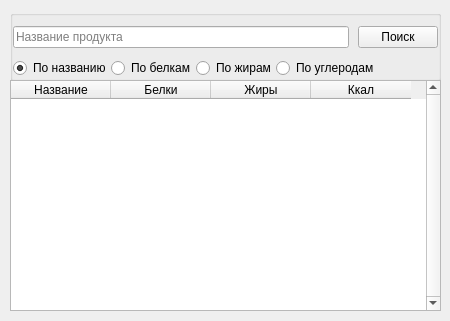
Old version of the form project/forms/Product_seach.ui in the repository Galoev/nutritionist-helper.
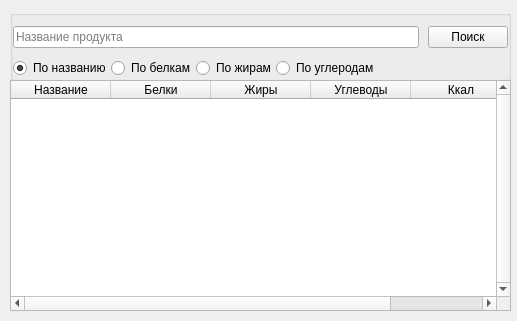
New version of the form.

Commit message: Сделаны формы рецептов и изменены формы поиска активностей и продуктов

```diff
--- a/project/forms/Product_seach.ui
+++ b/project/forms/Product_seach.ui
@@ -6,7 +6,7 @@
    <rect>
     <x>0</x>
     <y>0</y>
-    <width>450</width>
+    <width>517</width>
     <height>321</height>
    </rect>
   </property>
@@ -18,7 +18,7 @@
     <rect>
      <x>10</x>
      <y>10</y>
-     <width>431</width>
+     <width>501</width>
      <height>71</height>
     </rect>
    </property>
@@ -189,7 +189,7 @@
     <rect>
      <x>10</x>
      <y>80</y>
-     <width>431</width>
+     <width>501</width>
      <height>231</height>
     </rect>
    </property>
@@ -226,6 +226,11 @@
      <string>Жиры</string>
     </property>
    </column>
+   <column>
+    <property name="text">
+     <string>Углеводы</string>
+    </property>
+   </column>
    <column>
     <property name="text">
      <string>Ккал</string>
```
The commit also changes 4 other files.
